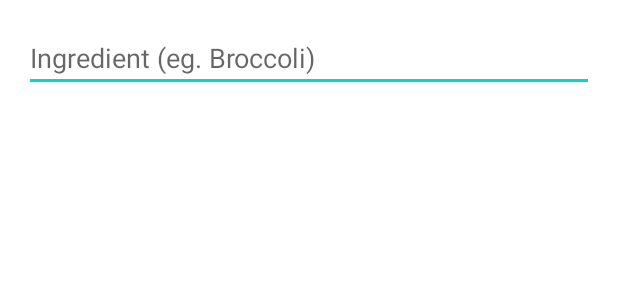
After one commit to niloc78/Figure, an Android app: the layout add_ingred_dialog.xml on its own in the app's theme, with its tools: preview values and no code run, on a phone screen of 412 x 824 dp. The commit adds this screen. Shown: the top 300 px of the screen. Run offline under Robolectric (Android 15) with nearby library versions, the phone set to English and light mode, and no system bars.

Commit message:
-added ingred dialog - needs to implement ingred list recycler list view to dialog - Start working on other mode layouts

```diff
--- /dev/null
+++ b/app/src/main/res/layout/add_ingred_dialog.xml
@@ -0,0 +1,16 @@
+<?xml version="1.0" encoding="utf-8"?>
+
+<RelativeLayout xmlns:android="http://schemas.android.com/apk/res/android"
+    android:layout_width="match_parent"
+    android:layout_height="match_parent"
+    android:padding="16dp">
+
+    <EditText
+        android:id="@+id/edit_ingredient"
+        android:layout_width="match_parent"
+        android:layout_height="wrap_content"
+        android:hint="Ingredient (eg. Broccoli)"
+        android:singleLine="true"
+        android:maxLength="20"/>
+
+</RelativeLayout>
--- a/app/src/main/res/layout/ingred_frag_layout.xml
+++ b/app/src/main/res/layout/ingred_frag_layout.xml
@@ -42,6 +42,7 @@
                 android:layout_below="@id/enter_your_ingreds_text"
                 style="@style/ingredCardListStyle">
                 <com.google.android.material.floatingactionbutton.FloatingActionButton
+                    android:id="@+id/add_ingred_button"
                     android:layout_width="80dp"
                     android:layout_height="80dp"
                     app:fabCustomSize="80dp"
```
Also changed, not shown: app/src/main/java/com/example/figure/AddIngredientDialog.java (added, +62 -0 lines), app/src/main/java/com/example/figure/IngredientFragment.java (+75 -3 lines).
